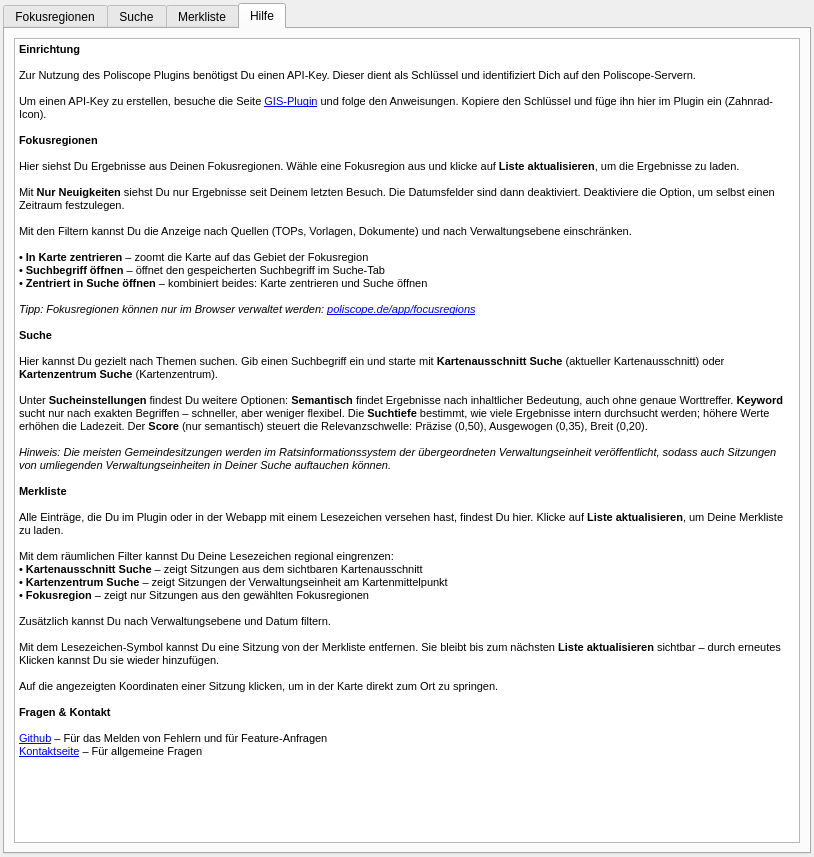
Qt form ui/poliscope_plugin_dockwidget_base.ui (poliscope-de/poliscope-qgis-plugin) before a commit.
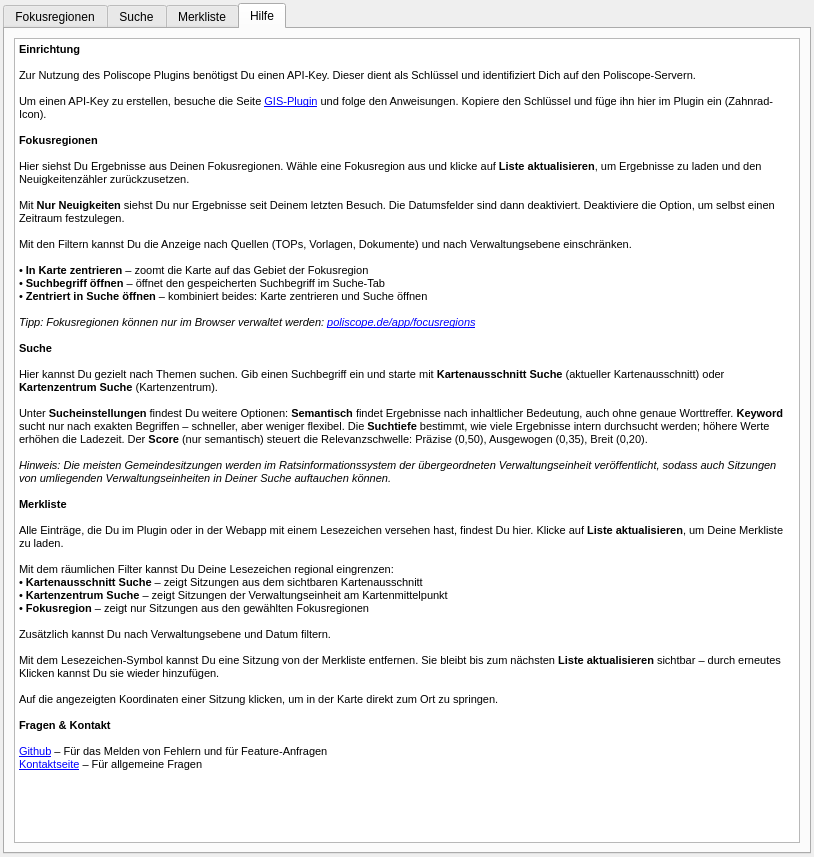
The same form after that commit. The open tabs and pages were chosen to show the change. Icons and pictures are not drawn. Custom widgets are drawn as their Qt base class.

Commit message: Hilfe: update Fokusregionen text to mention counter reset on Liste aktualisieren

Patch:
```diff
--- a/ui/poliscope_plugin_dockwidget_base.ui
+++ b/ui/poliscope_plugin_dockwidget_base.ui
@@ -1890,7 +1890,7 @@
 &lt;p style=&quot; margin-top:0px; margin-bottom:0px; margin-left:0px; margin-right:0px; -qt-block-indent:0; text-indent:0px;&quot;&gt; &lt;/p&gt;
 &lt;p style=&quot; margin-top:0px; margin-bottom:0px; margin-left:0px; margin-right:0px; -qt-block-indent:0; text-indent:0px;&quot;&gt;&lt;span style=&quot; font-size:8pt; font-weight:600;&quot;&gt;Fokusregionen&lt;/span&gt;&lt;/p&gt;
 &lt;p style=&quot; margin-top:0px; margin-bottom:0px; margin-left:0px; margin-right:0px; -qt-block-indent:0; text-indent:0px;&quot;&gt; &lt;/p&gt;
-&lt;p style=&quot; margin-top:0px; margin-bottom:0px; margin-left:0px; margin-right:0px; -qt-block-indent:0; text-indent:0px;&quot;&gt;&lt;span style=&quot; font-size:8pt;&quot;&gt;Hier siehst Du Ergebnisse aus Deinen Fokusregionen. Wähle eine Fokusregion aus und klicke auf &lt;/span&gt;&lt;span style=&quot; font-size:8pt; font-weight:600;&quot;&gt;Liste aktualisieren&lt;/span&gt;&lt;span style=&quot; font-size:8pt;&quot;&gt;, um die Ergebnisse zu laden.&lt;/span&gt;&lt;/p&gt;
+&lt;p style=&quot; margin-top:0px; margin-bottom:0px; margin-left:0px; margin-right:0px; -qt-block-indent:0; text-indent:0px;&quot;&gt;&lt;span style=&quot; font-size:8pt;&quot;&gt;Hier siehst Du Ergebnisse aus Deinen Fokusregionen. Wähle eine Fokusregion aus und klicke auf &lt;/span&gt;&lt;span style=&quot; font-size:8pt; font-weight:600;&quot;&gt;Liste aktualisieren&lt;/span&gt;&lt;span style=&quot; font-size:8pt;&quot;&gt;, um Ergebnisse zu laden und den Neuigkeitenzähler zurückzusetzen.&lt;/span&gt;&lt;/p&gt;
 &lt;p style=&quot; margin-top:0px; margin-bottom:0px; margin-left:0px; margin-right:0px; -qt-block-indent:0; text-indent:0px;&quot;&gt; &lt;/p&gt;
 &lt;p style=&quot; margin-top:0px; margin-bottom:0px; margin-left:0px; margin-right:0px; -qt-block-indent:0; text-indent:0px;&quot;&gt;&lt;span style=&quot; font-size:8pt;&quot;&gt;Mit &lt;/span&gt;&lt;span style=&quot; font-size:8pt; font-weight:600;&quot;&gt;Nur Neuigkeiten&lt;/span&gt;&lt;span style=&quot; font-size:8pt;&quot;&gt; siehst Du nur Ergebnisse seit Deinem letzten Besuch. Die Datumsfelder sind dann deaktiviert. Deaktiviere die Option, um selbst einen Zeitraum festzulegen.&lt;/span&gt;&lt;/p&gt;
 &lt;p style=&quot; margin-top:0px; margin-bottom:0px; margin-left:0px; margin-right:0px; -qt-block-indent:0; text-indent:0px;&quot;&gt; &lt;/p&gt;
```
